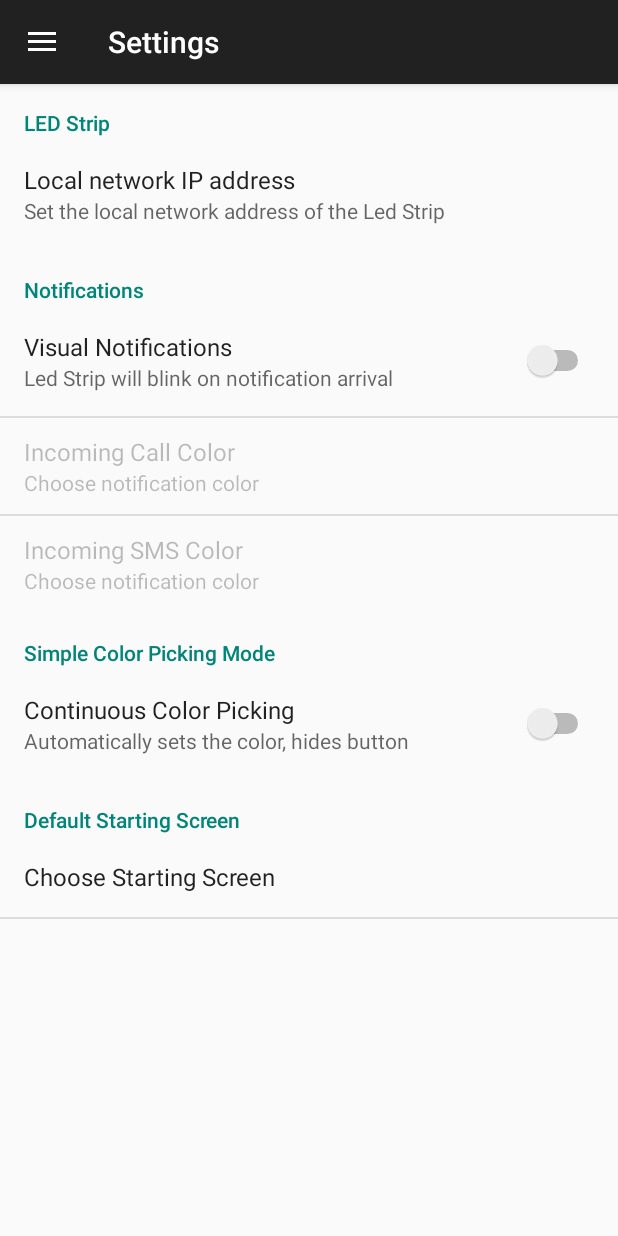
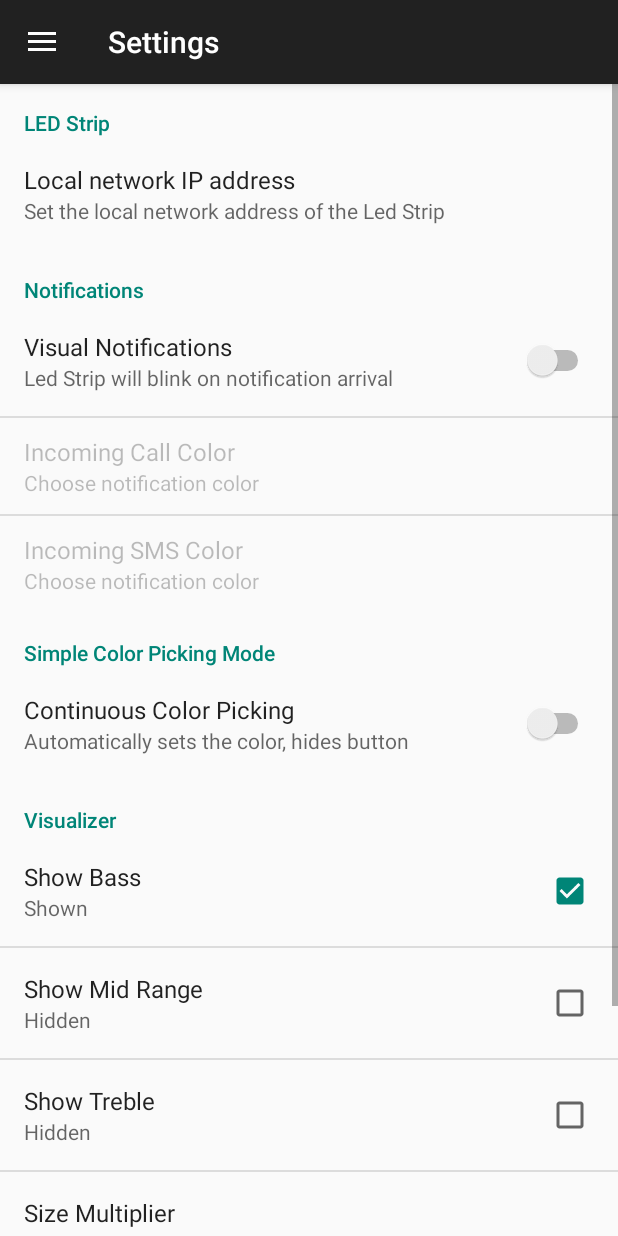
Before and after one commit to tardani95/SmartRoom, an Android app: the fragment VisualizerFragment placed in its activity, in the side drawer, after a tap on "Settings", on a phone screen of 412 x 824 dp. Run offline under Robolectric (Android 15) with nearby library versions, the phone set to English and light mode, and no system bars; libraries missing offline, so code that uses them is left out: com.larswerkman.holocolorpicker; 1 statement that could not run was skipped.

Commit message:
visulizer working

```diff
--- a/app/src/main/AndroidManifest.xml
+++ b/app/src/main/AndroidManifest.xml
@@ -11,6 +11,9 @@
     <uses-permission android:name="android.permission.READ_PHONE_STATE"/>
     <!--request network connection state-->
     <uses-permission android:name="android.permission.ACCESS_WIFI_STATE" />
+
+    <uses-permission android:name="android.permission.MODIFY_AUDIO_SETTINGS" />
+    <uses-permission android:name="android.permission.RECORD_AUDIO" />
 
     <!--TODO: udpdate application icon-->
     <application
--- a/app/src/main/java/com/application/tardaniel/smartroom/AudioVisuals/VisualizerView.java
+++ b/app/src/main/java/com/application/tardaniel/smartroom/AudioVisuals/VisualizerView.java
@@ -19,6 +19,7 @@ package com.application.tardaniel.smartroom.AudioVisuals;
 import android.content.Context;
 import com.application.tardaniel.smartroom.R;
 import android.graphics.Canvas;
+import android.graphics.Color;
 import android.graphics.Paint;
 import android.graphics.Path;
 import android.os.SystemClock;
@@ -150,7 +151,7 @@ public class VisualizerView extends View {
         double currentAngleRadians = calcCurrentAngle();
 
         // Draw the background
-        canvas.drawColor(backgroundColor);
+        canvas.drawColor(Color.TRANSPARENT);
 
         // Draw each shape
         if (showBass) {
@@ -213,6 +214,7 @@ public class VisualizerView extends View {
         treble = trebleTotal / (bytes.length * TREBLE_SEGMENT_SIZE);
 
         invalidate();
+
     }
 
     /**
--- a/app/src/main/java/com/application/tardaniel/smartroom/MainNavigationActivity.java
+++ b/app/src/main/java/com/application/tardaniel/smartroom/MainNavigationActivity.java
@@ -48,7 +48,7 @@ import static com.application.tardaniel.smartroom.preferencecomponents.SettingsF
 
 
 public class MainNavigationActivity extends AppCompatActivity
-        implements NavigationView.OnNavigationItemSelectedListener, NetworkErrorFragment.OnConnectButtonPressedListener, VisualizerFragment.OnFragmentInteractionListener {
+        implements NavigationView.OnNavigationItemSelectedListener, NetworkErrorFragment.OnConnectButtonPressedListener{
 
     public static boolean DEBUG_MODE = false;
     public static final int DEFAULT_BACKGROUND_COLOR = Color.WHITE;
@@ -373,9 +373,4 @@ public class MainNavigationActivity extends AppCompatActivity
         }
         return true;
     }
-
-    @Override
-    public void onFragmentInteraction(Uri uri) {
-
-    }
 }
--- a/app/src/main/java/com/application/tardaniel/smartroom/fragments/VisualizerFragment.java
+++ b/app/src/main/java/com/application/tardaniel/smartroom/fragments/VisualizerFragment.java
@@ -1,114 +1,121 @@
 package com.application.tardaniel.smartroom.fragments;
 
+import android.Manifest;
 import android.content.Context;
 import android.content.SharedPreferences;
+import android.content.pm.PackageManager;
 import android.net.Uri;
+import android.os.Build;
 import android.os.Bundle;
+import android.preference.PreferenceManager;
+import android.support.v4.app.ActivityCompat;
 import android.support.v4.app.Fragment;
 import android.view.LayoutInflater;
 import android.view.View;
 import android.view.ViewGroup;
+import android.widget.Button;
 
 import com.application.tardaniel.smartroom.AudioVisuals.AudioInputReader;
 import com.application.tardaniel.smartroom.AudioVisuals.VisualizerView;
 import com.application.tardaniel.smartroom.R;
 
-/**
- * A simple {@link Fragment} subclass.
- * Activities that contain this fragment must implement the
- * {@link VisualizerFragment.OnFragmentInteractionListener} interface
- * to handle interaction events.
- * Use the {@link VisualizerFragment#newInstance} factory method to
- * create an instance of this fragment.
- */
-public class VisualizerFragment extends Fragment implements SharedPreferences.OnSharedPreferenceChangeListener {
+public class VisualizerFragment extends Fragment {
 
     private static final int MY_PERMISSION_RECORD_AUDIO_REQUEST_CODE = 88;
     private VisualizerView mVisualizerView;
+    private Button mStartStopButton;
     private AudioInputReader mAudioInputReader;
-
-    private OnFragmentInteractionListener mListener;
+    private boolean startMusic = true;
 
     public VisualizerFragment() {
         // Required empty public constructor
-    }
-
-    /**
-     * Use this factory method to create a new instance of
-     * this fragment using the provided parameters.
-     *
-     * @param param1 Parameter 1.
-     * @param param2 Parameter 2.
-     * @return A new instance of fragment VisualizerFragment.
-     */
-    // TODO: Rename and change types and number of parameters
-    public static VisualizerFragment newInstance(String param1, String param2) {
-        VisualizerFragment fragment = new VisualizerFragment();
-        Bundle args = new Bundle();
-//        args.putString(ARG_PARAM1, param1);
-//        args.putString(ARG_PARAM2, param2);
-        fragment.setArguments(args);
-        return fragment;
-    }
-
-    @Override
-    public void onCreate(Bundle savedInstanceState) {
-        super.onCreate(savedInstanceState);
-        if (getArguments() != null) {
-//            mParam1 = getArguments().getString(ARG_PARAM1);
-//            mParam2 = getArguments().getString(ARG_PARAM2);
-        }
     }
 
     @Override
     public View onCreateView(LayoutInflater inflater, ViewGroup container,
                              Bundle savedInstanceState) {
         // Inflate the layout for this fragment
-        return inflater.inflate(R.layout.fragment_visualizer, container, false);
+        View rootView = inflater.inflate(R.layout.fragment_visualizer, container, false);
+        mVisualizerView = (VisualizerView) rootView.findViewById(R.id.visualizer_view);
+
+        setupSharedPreferences();
+        setupPermissions();
+
+        mAudioInputReader.shutdown(false);
+
+        mStartStopButton = (Button) rootView.findViewById(R.id.start_stop_button);
+        mStartStopButton.setOnClickListener(new View.OnClickListener() {
+            @Override
+            public void onClick(View view) {
+                if (mAudioInputReader != null) {
+                    if (startMusic) {
+                        startMusic = false;
+                        mAudioInputReader.restart();
+                    }else {
+                        startMusic = true;
+                        mAudioInputReader.shutdown(false);
+                    }
+                }
+            }
+        });
+
+        return rootView;
     }
 
-    // TODO: Rename method, update argument and hook method into UI event
-    public void onButtonPressed(Uri uri) {
-        if (mListener != null) {
-            mListener.onFragmentInteraction(uri);
-        }
+    private void setupSharedPreferences() {
+        // Get all of the values from shared preferences to set it up
+        SharedPreferences sharedPreferences = PreferenceManager.getDefaultSharedPreferences(getContext());
+        mVisualizerView.setShowBass(sharedPreferences.getBoolean(getString(R.string.pref_show_bass_key),
+                getResources().getBoolean(R.bool.pref_show_bass_default)));
+        mVisualizerView.setShowMid(sharedPreferences.getBoolean(getString(R.string.pref_show_mid_range_key),
+                getResources().getBoolean(R.bool.pref_show_mid_range_default)));
+        mVisualizerView.setShowTreble(sharedPreferences.getBoolean(getString(R.string.pref_show_treble_key),
+                getResources().getBoolean(R.bool.pref_show_treble_default)));
+        loadColorFromPreferences(sharedPreferences);
+        loadSizeFromSharedPreferences(sharedPreferences);
+    }
+
+    private void loadColorFromPreferences(SharedPreferences sharedPreferences) {
+        mVisualizerView.setColor(sharedPreferences.getString(getString(R.string.pref_color_key),
+                getString(R.string.pref_color_red_value)));
+    }
+
+    private void loadSizeFromSharedPreferences(SharedPreferences sharedPreferences) {
+        float minSize = Float.parseFloat(sharedPreferences.getString(getString(R.string.pref_size_key),
+                getString(R.string.pref_size_default)));
+        mVisualizerView.setMinSizeScale(minSize);
+    }
+
+    /**
+     * onPause Cleanup audio stream
+     **/
+    @Override
+    public void onPause() {
+        super.onPause();
     }
 
     @Override
-    public void onAttach(Context context) {
-        super.onAttach(context);
-        if (context instanceof OnFragmentInteractionListener) {
-            mListener = (OnFragmentInteractionListener) context;
-        } else {
-            throw new RuntimeException(context.toString()
-                    + " must implement OnFragmentInteractionListener");
-        }
-    }
-
-    @Override
-    public void onDetach() {
-        super.onDetach();
-        mListener = null;
+    public void onResume() {
+        super.onResume();
+        setupSharedPreferences();
     }
 
     /**
-     * This interface must be implemented by activities that contain this
-     * fragment to allow an interaction in this fragment to be communicated
-     * to the activity and potentially other fragments contained in that
-     * activity.
-     * <p>
-     * See the Android Training lesson <a href=
-     * "http://developer.android.com/training/basics/fragments/communicating.html"
-     * >Communicating with Other Fragments</a> for more information.
-     */
-    public interface OnFragmentInteractionListener {
-        // TODO: Update argument type and name
-        void onFragmentInteraction(Uri uri);
-    }
-
-
-    @Override
-    public void onSharedPreferenceChanged(SharedPreferences sharedPreferences, String s) {
-
+     * App Permissions for Audio
+     **/
+    private void setupPermissions() {
+        // If we don't have the record audio permission...
+        Context context = getContext();
+        if (ActivityCompat.checkSelfPermission(context, Manifest.permission.RECORD_AUDIO) != PackageManager.PERMISSION_GRANTED) {
+            // And if we're on SDK M or later...
+            if (Build.VERSION.SDK_INT >= Build.VERSION_CODES.M) {
+                // Ask again, nicely, for the permissions.
+                String[] permissionsWeNeed = new String[]{Manifest.permission.RECORD_AUDIO};
+                requestPermissions(permissionsWeNeed, MY_PERMISSION_RECORD_AUDIO_REQUEST_CODE);
+            }
+        } else {
+            // Otherwise, permissions were granted and we are ready to go!
+            mAudioInputReader = new AudioInputReader(mVisualizerView, context);
+        }
     }
 }
--- a/app/src/main/res/values/strings.xml
+++ b/app/src/main/res/values/strings.xml
@@ -186,6 +186,7 @@
 
     <!-- Value in SharedPreferences for green color option -->
     <string name="pref_color_green_value" translatable="false">green</string>
+    <string name="visualizer_pref_title">Visualizer</string>
 
 
 </resources>
```
Also changed, not shown: app/src/main/res/layout/fragment_visualizer.xml (+13 -8 lines), app/src/main/res/values/array.xml (+13 -0 lines), app/src/main/res/xml/preferences.xml (+38 -0 lines).
